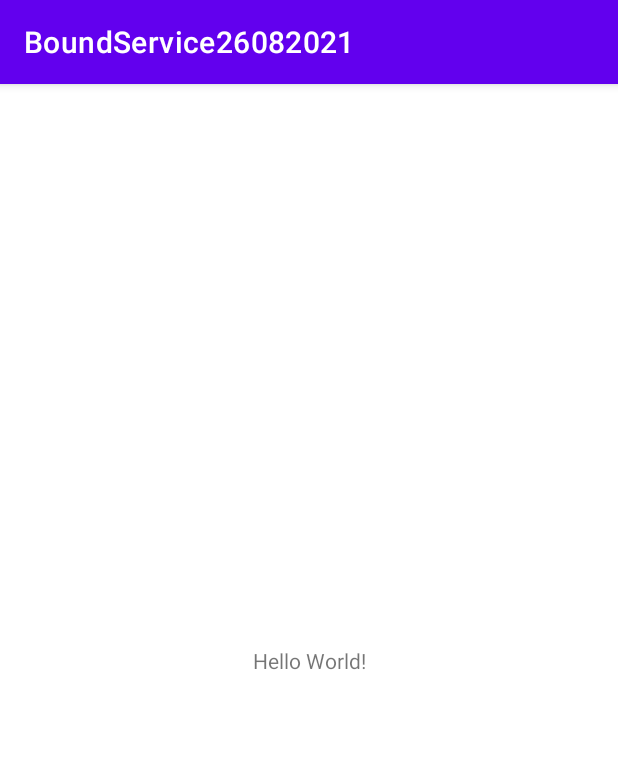
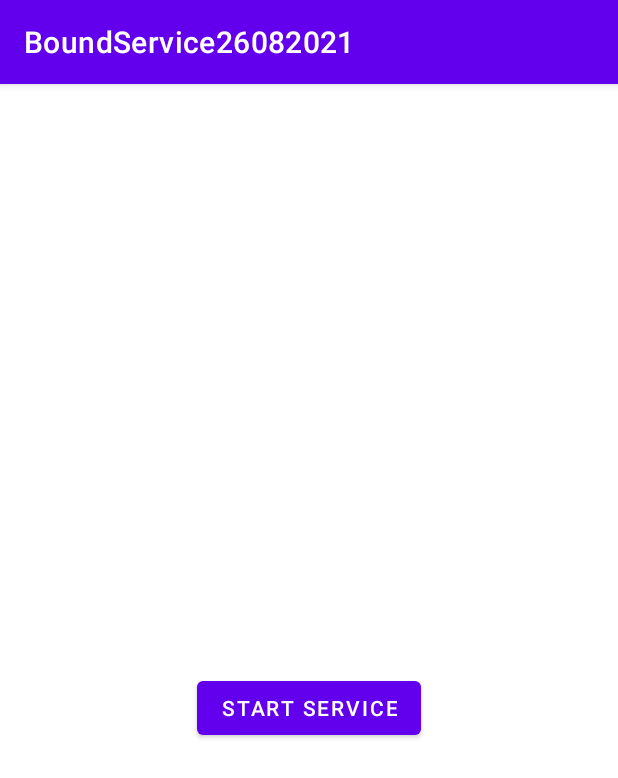
Before and after one commit to phamtanphat/BoundService26082021, an Android app: the screen it shows after launch (MainActivity), on a phone screen of 412 x 824 dp. Shown: the top 778 px of the screen. Run offline under Robolectric (Android 15) with nearby library versions, the phone set to English and light mode, and no system bars.

```diff
--- a/app/src/main/AndroidManifest.xml
+++ b/app/src/main/AndroidManifest.xml
@@ -18,6 +18,10 @@
                 <category android:name="android.intent.category.LAUNCHER" />
             </intent-filter>
         </activity>
+        <service
+            android:name=".MyService"
+            android:enabled="true"
+            android:exported="false" />
     </application>
 
 </manifest>
--- a/app/src/main/java/com/example/boundservice26082021/MainActivity.java
+++ b/app/src/main/java/com/example/boundservice26082021/MainActivity.java
@@ -2,13 +2,48 @@ package com.example.boundservice26082021;
 
 import androidx.appcompat.app.AppCompatActivity;
 
+import android.content.ComponentName;
+import android.content.Context;
+import android.content.Intent;
+import android.content.ServiceConnection;
 import android.os.Bundle;
+import android.os.IBinder;
+import android.view.View;
+import android.widget.Button;
+import android.widget.TextView;
 
 public class MainActivity extends AppCompatActivity {
 
+    Button mBtnStartService;
+    TextView mTvCount;
     @Override
     protected void onCreate(Bundle savedInstanceState) {
         super.onCreate(savedInstanceState);
         setContentView(R.layout.activity_main);
+
+        mBtnStartService = findViewById(R.id.buttonStartService);
+        mTvCount = findViewById(R.id.textViewCount);
+
+        mBtnStartService.setOnClickListener(new View.OnClickListener() {
+            @Override
+            public void onClick(View v) {
+                Intent intent = new Intent(MainActivity.this,MyService.class);
+                startService(intent);
+                bindService(intent,serviceConnection, Context.BIND_AUTO_CREATE);
+            }
+        });
     }
+
+    private ServiceConnection serviceConnection = new ServiceConnection() {
+        @Override
+        public void onServiceConnected(ComponentName name, IBinder service) {
+            MyService.MyBinder myBinder = (MyService.MyBinder) service;
+            MyService myService = myBinder.getService();
+        }
+
+        @Override
+        public void onServiceDisconnected(ComponentName name) {
+
+        }
+    };
 }
--- a/app/src/main/res/layout/activity_main.xml
+++ b/app/src/main/res/layout/activity_main.xml
@@ -1,18 +1,27 @@
 <?xml version="1.0" encoding="utf-8"?>
-<androidx.constraintlayout.widget.ConstraintLayout xmlns:android="http://schemas.android.com/apk/res/android"
+<LinearLayout
+    xmlns:android="http://schemas.android.com/apk/res/android"
     xmlns:app="http://schemas.android.com/apk/res-auto"
     xmlns:tools="http://schemas.android.com/tools"
     android:layout_width="match_parent"
     android:layout_height="match_parent"
+    android:gravity="center"
+    android:orientation="vertical"
     tools:context=".MainActivity">
 
     <TextView
+        android:id="@+id/textViewCount"
+        android:textColor="#f20"
+        android:textSize="40sp"
+        android:layout_marginBottom="10dp"
+        tools:text="Count = 0"
         android:layout_width="wrap_content"
-        android:layout_height="wrap_content"
-        android:text="Hello World!"
-        app:layout_constraintBottom_toBottomOf="parent"
-        app:layout_constraintLeft_toLeftOf="parent"
-        app:layout_constraintRight_toRightOf="parent"
-        app:layout_constraintTop_toTopOf="parent" />
+        android:layout_height="wrap_content"/>
 
-</androidx.constraintlayout.widget.ConstraintLayout>
+    <Button
+        android:id="@+id/buttonStartService"
+        android:text="Start Service"
+        android:layout_width="wrap_content"
+        android:layout_height="wrap_content"/>
+
+</LinearLayout>
```
Also changed, not shown: app/src/main/java/com/example/boundservice26082021/MyService.java (+13 -0 lines).
